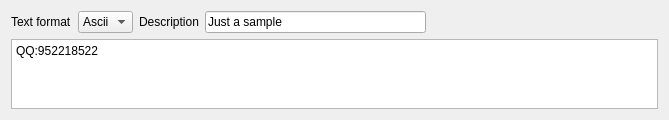
First picture: the form in src/pages/page/input/datapreset/SAKInputDataPresetItem.ui, repository x-tools-author/x-tools, before the edit.
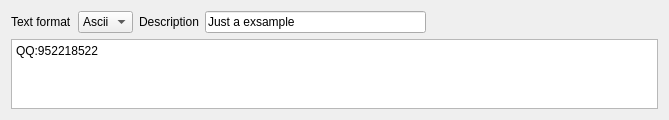
Second picture: the form after the edit.

Diff of the .ui file:
```diff
--- a/src/pages/page/input/datapreset/SAKInputDataPresetItem.ui
+++ b/src/pages/page/input/datapreset/SAKInputDataPresetItem.ui
@@ -52,7 +52,7 @@
    <item row="0" column="3">
     <widget class="QLineEdit" name="descriptionLineEdit">
      <property name="text">
-      <string>Just a sample</string>
+      <string>Just a exsample</string>
      </property>
     </widget>
    </item>
```
